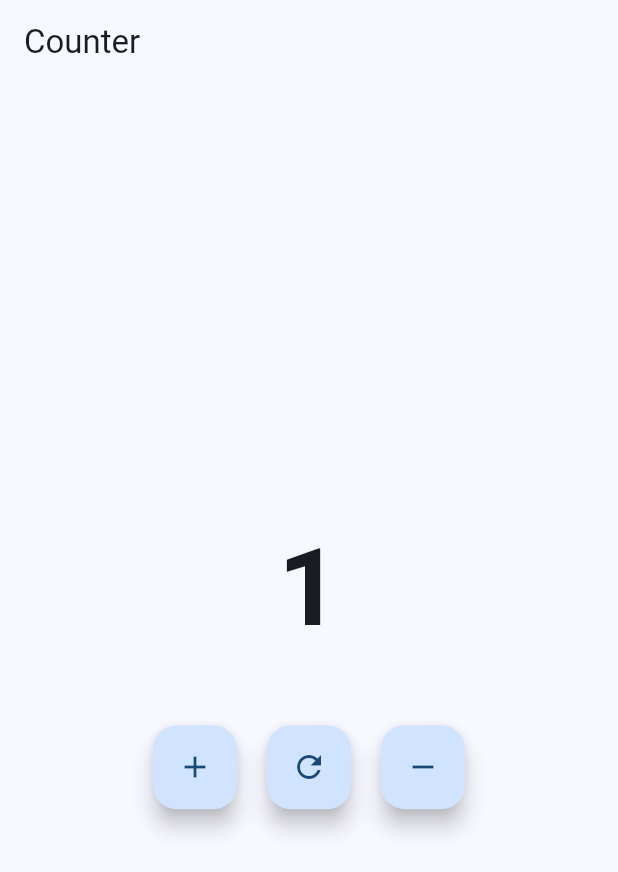
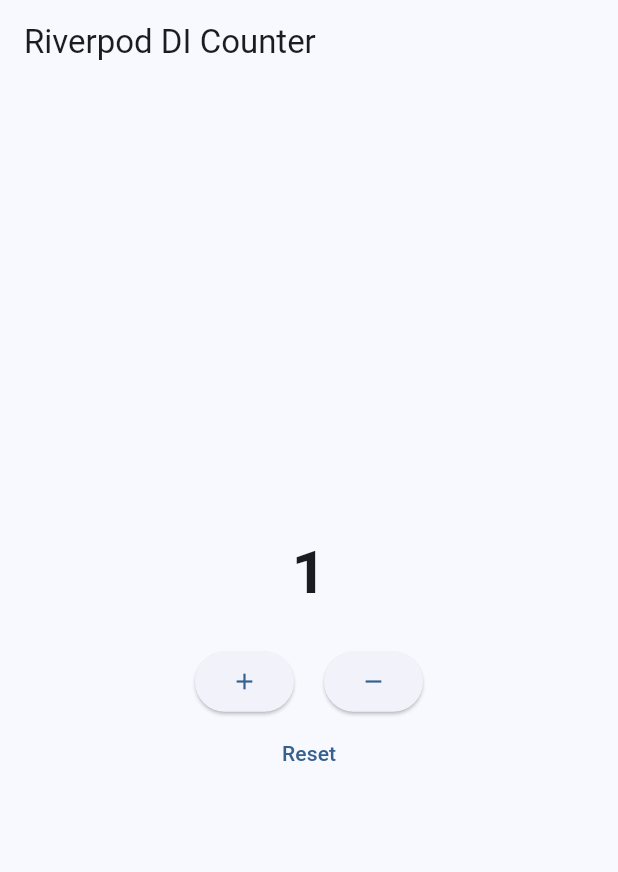
Before and after one commit to Vinisha-Luhar/login_signup_flutter, a Flutter app: the screen it shows after launch, after a tap on the "add" icon, on a phone screen of 412 x 824 dp. Shown: the top 872 px of the screen. Run offline on Flutter 3.47's test engine with Material 3 defaults, Android fonts, the phone set to English and light mode, and no system bars; our stand-ins replace flutter_riverpod.

Commit message:
Implemented Riverpod DI Counter App

```diff
--- /dev/null
+++ b/lib/features/counter/riverpod_DI_counter/models/counter_model.dart
@@ -0,0 +1,10 @@
+
+class CounterModel{
+  final int value;
+
+  CounterModel({required this.value});
+
+  CounterModel copyWith({int? value}){
+    return CounterModel(value: value ?? this.value);
+  }
+}
--- /dev/null
+++ b/lib/features/counter/riverpod_DI_counter/providers/counter_provider.dart
@@ -0,0 +1,14 @@
+import 'package:flutter_riverpod/flutter_riverpod.dart';
+import 'package:login_signup/features/counter/riverpod_DI_counter/models/counter_model.dart';
+import 'package:login_signup/features/counter/riverpod_DI_counter/repositories/counter_repository.dart';
+import 'package:login_signup/features/counter/riverpod_DI_counter/services/counter_service.dart';
+import 'package:login_signup/features/counter/riverpod_DI_counter/view_models/counter_viewmodel.dart';
+
+final counterServiceProvider = Provider<CounterService>((ref) => CounterService());
+
+final counterRepositoryProvider = Provider<CounterRepository>((ref) {
+  final service = ref.read(counterServiceProvider);
+  return CounterRepository(service);
+});
+
+final counterProvider = NotifierProvider<CounterViewModel,CounterModel>(CounterViewModel.new);
--- /dev/null
+++ b/lib/features/counter/riverpod_DI_counter/repositories/counter_repository.dart
@@ -0,0 +1,15 @@
+
+import 'package:login_signup/features/counter/riverpod_DI_counter/services/counter_service.dart';
+
+class CounterRepository{
+
+  final CounterService counterService;
+  CounterRepository(this.counterService);
+
+  int increment(int value) => counterService.increment(value);
+
+  int decrement(int value) => counterService.decrement(value);
+
+  int reset() => counterService.reset();
+
+}
--- /dev/null
+++ b/lib/features/counter/riverpod_DI_counter/services/counter_service.dart
@@ -0,0 +1,6 @@
+
+class CounterService{
+  int increment(int value) => value + 1;
+  int decrement(int value) => value - 1;
+  int reset() => 0;
+}
--- /dev/null
+++ b/lib/features/counter/riverpod_DI_counter/view_models/counter_viewmodel.dart
@@ -0,0 +1,29 @@
+
+import 'package:flutter_riverpod/flutter_riverpod.dart';
+import 'package:login_signup/features/counter/riverpod_DI_counter/models/counter_model.dart';
+import 'package:login_signup/features/counter/riverpod_DI_counter/providers/counter_provider.dart';
+import 'package:login_signup/features/counter/riverpod_DI_counter/repositories/counter_repository.dart';
+
+class CounterViewModel extends Notifier<CounterModel>{
+
+  late CounterRepository _counterRepository;
+
+  @override
+  CounterModel build() {
+    _counterRepository = ref.read(counterRepositoryProvider);
+    return CounterModel(value: 0);
+  }
+
+  void increment(){
+    state = state.copyWith(value: _counterRepository.increment(state.value));
+  }
+
+  void decrement(){
+    state = state.copyWith(value: _counterRepository.decrement(state.value));
+  }
+
+  void reset(){
+    state = state.copyWith(value: _counterRepository.reset());
+  }
+
+}
--- /dev/null
+++ b/lib/features/counter/riverpod_DI_counter/views/counter_view.dart
@@ -0,0 +1,35 @@
+
+import 'package:flutter/material.dart';
+import 'package:flutter_riverpod/flutter_riverpod.dart';
+import 'package:login_signup/features/counter/riverpod_DI_counter/providers/counter_provider.dart';
+
+class CounterView extends ConsumerWidget{
+
+  @override
+  Widget build(BuildContext context, WidgetRef ref) {
+    final counter = ref.watch(counterProvider);
+    final vm = ref.read(counterProvider.notifier);
+    return Scaffold(
+      appBar: AppBar(title: Text("Riverpod DI Counter"),),
+      body: Center(
+        child: Column(
+          mainAxisAlignment: MainAxisAlignment.center,
+          children: [
+            Text('${counter.value}',style: TextStyle(fontSize: 40,fontWeight: FontWeight.bold),),
+            const SizedBox(height: 20),
+            Row(
+              mainAxisSize: MainAxisSize.min,
+              children: [
+                ElevatedButton(onPressed: vm.increment, child: Icon(Icons.add)),
+                const SizedBox(width: 20),
+                ElevatedButton(onPressed: vm.decrement, child: Icon(Icons.remove)),
+              ],
+            ),
+            TextButton(onPressed: vm.reset, child: const Text('Reset'))
+          ],
+        ),
+      ),
+    );
+  }
+
+}
--- a/lib/main.dart
+++ b/lib/main.dart
@@ -7,7 +7,7 @@
 import 'package:login_signup/GradientSplashScreen.dart';
 import 'package:login_signup/LoadingSplashScreen.dart';
 import 'package:login_signup/features/counter/mvc/controller/counter_controller.dart';
-import 'package:login_signup/features/counter/mvvm/view/counter_view.dart';
+import 'package:login_signup/features/counter/riverpod_DI_counter/views/counter_view.dart';
 import 'package:provider/provider.dart';
 
 void main() {
```
